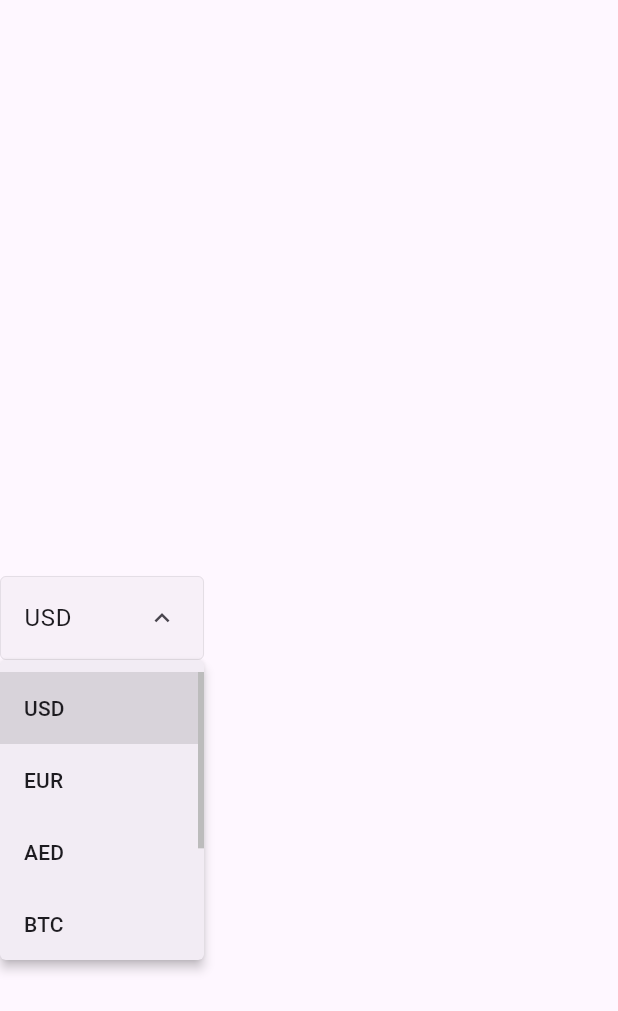
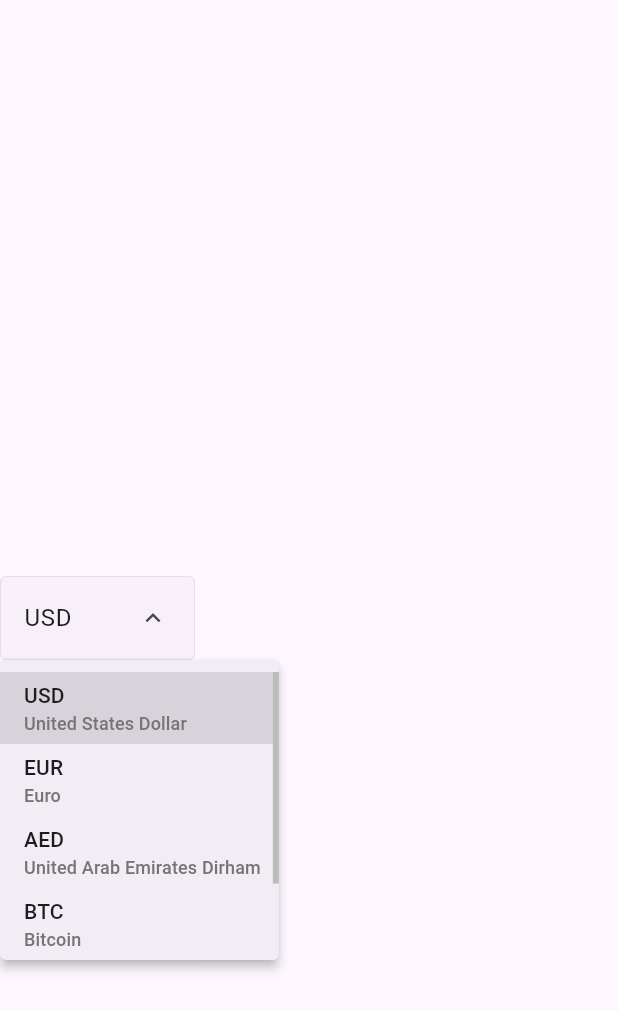
Before and after one commit to astorDev/fanci, a Flutter app: the AdvancedPlayground widget shown alone on an empty page, opened directly, after a tap on "USD", on a phone screen of 412 x 824 dp. Shown: the top 1011 px of the screen. Run offline on Flutter 3.47's test engine with Material 3 defaults, Android fonts, the light colour scheme and no system bars.

Commit message:
advanced functionality added (#29)

```diff
--- a/flutter/lib/dropmenu/playground.dart
+++ b/flutter/lib/dropmenu/playground.dart
@@ -31,14 +31,7 @@ class DropdownPlaygroundApp extends StatelessWidget {
   }
 }
 
-class BasicPlayground extends StatefulWidget {
-  @override
-  State<BasicPlayground> createState() => _BasicPlaygroundState();
-}
-
-class _BasicPlaygroundState extends State<BasicPlayground> {
-  final TextEditingController _controller = TextEditingController();
-
+class BasicPlayground extends StatelessWidget {
   @override
   Widget build(BuildContext context) {
     return Column(
@@ -46,20 +39,14 @@ class _BasicPlaygroundState extends State<BasicPlayground> {
       children: [
         DropdownMenu(
           initialSelection: currencies[0],
-          dropdownMenuEntries: currencies.map(toDropdownMenuEntry).toList(),
+          dropdownMenuEntries: [
+            for (var currency in currencies)
+              DropdownMenuEntry(
+                label: currency.code,
+                value: currency
+              )
+          ]
         ),
-        SizedBox(height: 50),
-        DropdownMenu(
-          controller: _controller,
-          initialSelection: currencies[0],
-          dropdownMenuEntries: currencies.map(toDropdownMenuEntry).toList()
-        ),
-        ValueListenableBuilder(
-          valueListenable: _controller,
-          builder: (context, value, child) {
-            return Text('Picker: ${value.text}');
-          }
-        )
       ],
     );
   }
@@ -73,16 +60,16 @@ class StyledPlayground extends StatelessWidget {
       children: [
         DropdownMenu(
           initialSelection: currencies[0],
-          dropdownMenuEntries: currencies.map(toDropdownMenuEntry).toList(),
-          inputDecorationTheme: InputDecorationTheme()
-        ),
-        SizedBox(height: 50),
-        DropdownMenu(
-          initialSelection: currencies[0],
           menuHeight: 200,
-          dropdownMenuEntries: currencies.map(toDropdownMenuEntry).toList(),
+          dropdownMenuEntries: [
+            for (var currency in currencies)
+              DropdownMenuEntry(
+                label: currency.code,
+                value: currency
+              )
+          ],
           trailingIcon: Icon(
-            Icons.keyboard_arrow_down_rounded,
+            Icons.keyboard_arrow_down_sharp,
             size: 20,
           ),
           selectedTrailingIcon: Icon(
@@ -117,10 +104,31 @@ class AdvancedPlayground extends StatelessWidget {
     return Column(
       mainAxisAlignment: MainAxisAlignment.center,
       children: [
-        DropdownMenu(
+        SizedBox(
+          width: 130,
+          child: DropdownMenu(
             initialSelection: currencies[0],
             menuHeight: 200,
-          dropdownMenuEntries: currencies.map(toDropdownMenuEntry).toList(),
+            dropdownMenuEntries: [
+              for (var currency in currencies)
+                DropdownMenuEntry(
+                  label: currency.code,
+                  labelWidget: Column(
+                    crossAxisAlignment: CrossAxisAlignment.start,
+                    children: [
+                      Text(currency.code),
+                      Text(
+                        currency.name,
+                        style: TextStyle(fontSize: 12, color: Colors.grey[600])
+                      )
+                    ],
+                  ),
+                  value: currency
+                )
+            ],
+            searchCallback: (List<DropdownMenuEntry<Currency?>> entries, String query) {
+              return entries.indexWhere((e) => e.value!.contains(query));
+            },
             trailingIcon: Icon(
               Icons.keyboard_arrow_down_rounded,
               size: 20,
@@ -146,36 +154,31 @@ class AdvancedPlayground extends StatelessWidget {
               )
             )
           ),
+        )
       ],
     );
   }
 }
 
-DropdownMenuEntry toDropdownMenuEntry(Currency currency) {
-  return DropdownMenuEntry(
-    label: currency.symbol,
-    value: currency
-  );
-}
-
-DropdownMenuEntry currency = DropdownMenuEntry(
-  label: 'USD',
-  value: Currency(symbol: 'USD')
-);
-
 class Currency {
-  final String symbol;
+  final String code;
+  final String name;
 
   Currency({
-    required this.symbol
+    required this.code,
+    required this.name
   });
+
+  bool contains(String search) {
+    return code.toLowerCase().contains(search.toLowerCase())
+      || name.toLowerCase().contains(search.toLowerCase());
+  }
 }
 
 List<Currency> currencies = [
-  Currency(symbol: 'USD'),
-  Currency(symbol: 'EUR'),
-  Currency(symbol: 'AED'),
-  Currency(symbol: 'BTC'),
-  Currency(symbol: 'SOL'),
-  Currency(symbol: 'XNO'),
+  Currency(code: 'USD', name: 'United States Dollar'),
+  Currency(code: 'EUR', name: 'Euro'),
+  Currency(code: 'AED', name: 'United Arab Emirates Dirham'),
+  Currency(code: 'BTC', name: 'Bitcoin'),
+  Currency(code: 'SOL', name: 'Solana'),
 ];
```
Lines whose indentation alone changed are shown as unchanged.
